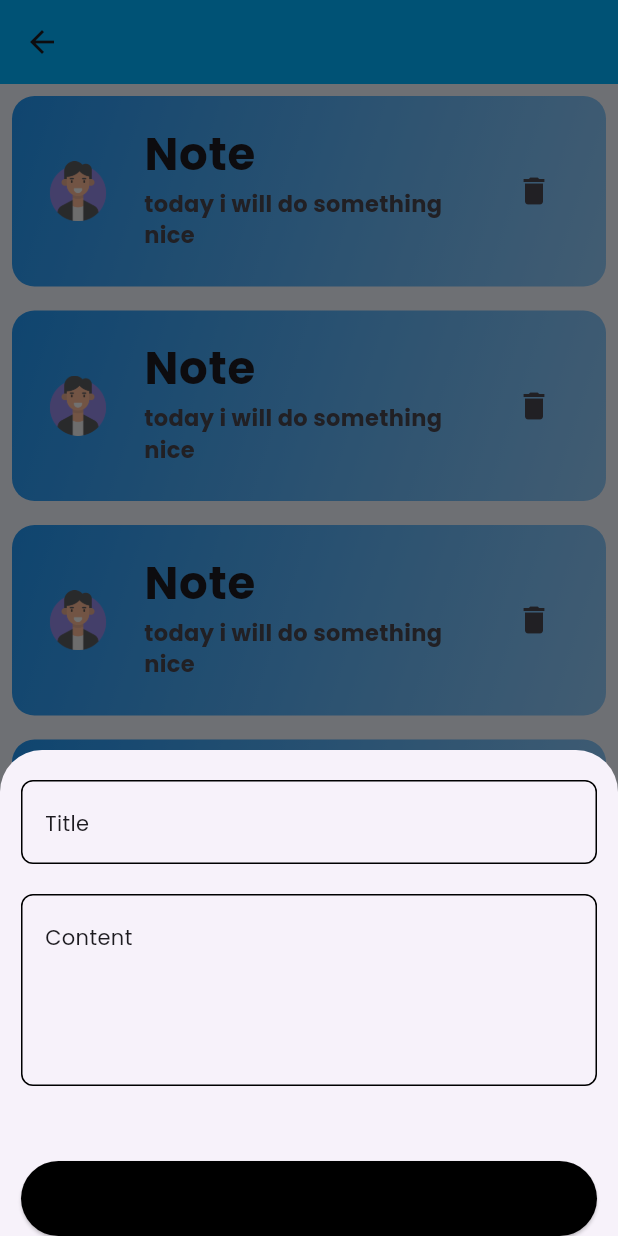
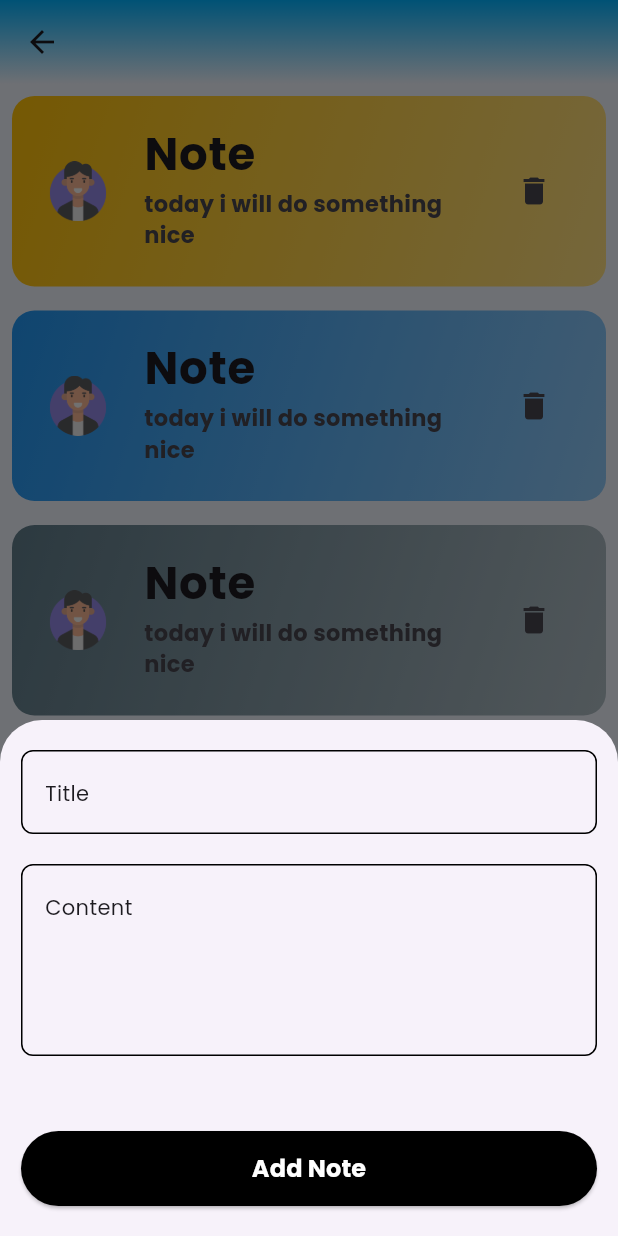
Before and after one commit to MohamedGamil13/Task_manger_app, a Flutter app: the BoardPage screen opened by its route, after a tap on the "add" icon, on a phone screen of 412 x 824 dp. Run offline on Flutter 3.47's test engine with Material 3 defaults, Android fonts, the phone set to English and light mode, and no system bars; our stand-ins replace awesome_dialog, bloc, firebase_auth, firebase_core, flutter_bloc, google_sign_in and 2 more; accounts and stored records are empty.

Commit message:
repair some errors

```diff
--- a/lib/colors/note_color.dart
+++ b/lib/colors/note_color.dart
@@ -16,4 +16,8 @@ const List<MaterialColor> noteColors = [
   Colors.lime,
   Colors.orange,
   Colors.pink,
+  Colors.purple,
+  Colors.red,
+  Colors.teal,
+  Colors.yellow,
 ];
--- a/lib/helpers/add_note_form.dart
+++ b/lib/helpers/add_note_form.dart
@@ -47,6 +47,7 @@ class _AddNoteFormState extends State<AddNoteForm> {
                 // inputValidtion(context);
               },
             ),
+            SizedBox(height: 20),
           ],
         ),
       ),
--- a/lib/main.dart
+++ b/lib/main.dart
@@ -2,8 +2,11 @@ import 'package:firebase_core/firebase_core.dart';
 import 'package:flutter/material.dart';
 import 'package:task_manger_app/firebase_options.dart';
 import 'package:task_manger_app/pages/task_manger_app.dart';
+import 'package:hive_flutter/adapters.dart';
 
 void main() async {
+  WidgetsFlutterBinding.ensureInitialized();
+  await Hive.initFlutter();
   WidgetsFlutterBinding.ensureInitialized();
   await Firebase.initializeApp(options: DefaultFirebaseOptions.currentPlatform);
   runApp(const TaskMangerApp());
--- a/lib/pages/Board_page.dart
+++ b/lib/pages/Board_page.dart
@@ -14,10 +14,18 @@ class BoardPage extends StatelessWidget {
       appBar: AppBar(
         // backgroundColor: Color(0xff00b2ff),
         flexibleSpace: Container(
-          decoration: const BoxDecoration(color: Color(0xff00b2ff)),
+          decoration: const BoxDecoration(
+            //color: Color(0xfff0f4fd)
+            gradient: LinearGradient(
+              colors: [Color(0xff00b2ff), Color(0xfff0f4fd)],
+              begin: Alignment.topCenter,
+              end: Alignment.bottomCenter,
+            ),
+          ),
         ),
       ),
       floatingActionButton: AddNoteFloatingbutton(),
     );
   }
 }
+//0xff00b2ff
--- a/lib/widgets/custom_button.dart
+++ b/lib/widgets/custom_button.dart
@@ -1,5 +1,4 @@
 import 'package:flutter/material.dart';
-import 'package:flutter_bloc/flutter_bloc.dart';
 
 class CustomButton extends StatelessWidget {
   final String text;
@@ -23,7 +22,7 @@ class CustomButton extends StatelessWidget {
           child: Text(
             text,
             style: const TextStyle(
-              color: Colors.black,
+              color: Colors.white,
               fontSize: 16,
               fontWeight: FontWeight.bold,
             ),
--- a/lib/widgets/note_card.dart
+++ b/lib/widgets/note_card.dart
@@ -4,8 +4,8 @@ import 'package:task_manger_app/widgets/card_content.dart';
 import 'package:task_manger_app/widgets/custom_text.dart';
 
 class NoteCard extends StatelessWidget {
-  const NoteCard({super.key});
-
+  const NoteCard({super.key, required this.noteColor});
+  final MaterialColor? noteColor;
   @override
   Widget build(BuildContext context) {
     return Padding(
@@ -14,7 +14,7 @@ class NoteCard extends StatelessWidget {
         decoration: BoxDecoration(
           borderRadius: BorderRadius.circular(15),
           gradient: LinearGradient(
-            colors: [noteColors[1], noteColors[1].shade200],
+            colors: [noteColor!, noteColor!.shade200],
             begin: Alignment.topLeft,
             end: Alignment.bottomRight,
           ),
--- a/lib/widgets/task_card_list.dart
+++ b/lib/widgets/task_card_list.dart
@@ -1,4 +1,5 @@
 import 'package:flutter/material.dart';
+import 'package:task_manger_app/colors/note_color.dart';
 import 'package:task_manger_app/widgets/note_card.dart';
 
 class TaskCardList extends StatelessWidget {
@@ -7,9 +8,9 @@ class TaskCardList extends StatelessWidget {
   @override
   Widget build(BuildContext context) {
     return ListView.builder(
-      itemCount: 20,
+      itemCount: 100,
       itemBuilder: (context, index) {
-        return NoteCard();
+        return NoteCard(noteColor: noteColors[index % 19]);
       },
     );
 
--- a/pubspec.yaml
+++ b/pubspec.yaml
@@ -42,6 +42,8 @@ dependencies:
   flutter_facebook_auth: ^7.1.2
   awesome_dialog: ^3.2.1
   loading_overlay: ^0.4.2
+  hive: ^2.2.3
+  hive_flutter: ^1.1.0
 
 dev_dependencies:
   flutter_test:
@@ -53,6 +55,8 @@ dev_dependencies:
   # package. See that file for information about deactivating specific lint
   # rules and activating additional ones.
   flutter_lints: ^5.0.0
+  hive_generator: ^2.0.1
+  build_runner: ^2.4.7
 
 # For information on the generic Dart part of this file, see the
 # following page: https://dart.dev/tools/pub/pubspec
```
Also changed, not shown: pubspec.lock.
